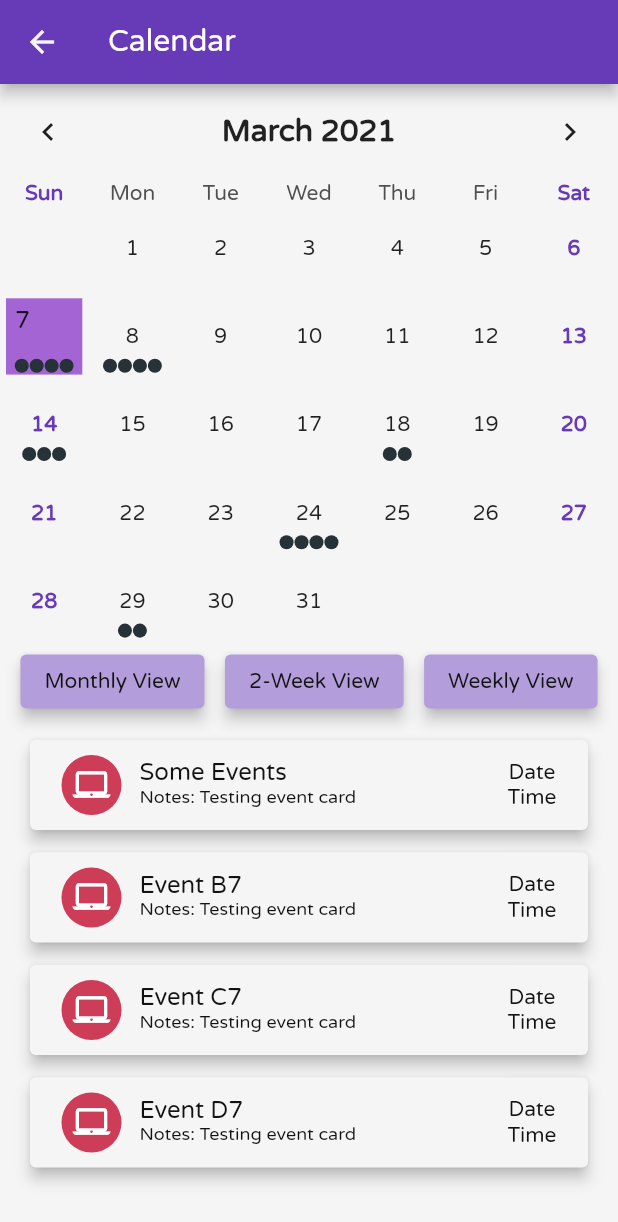
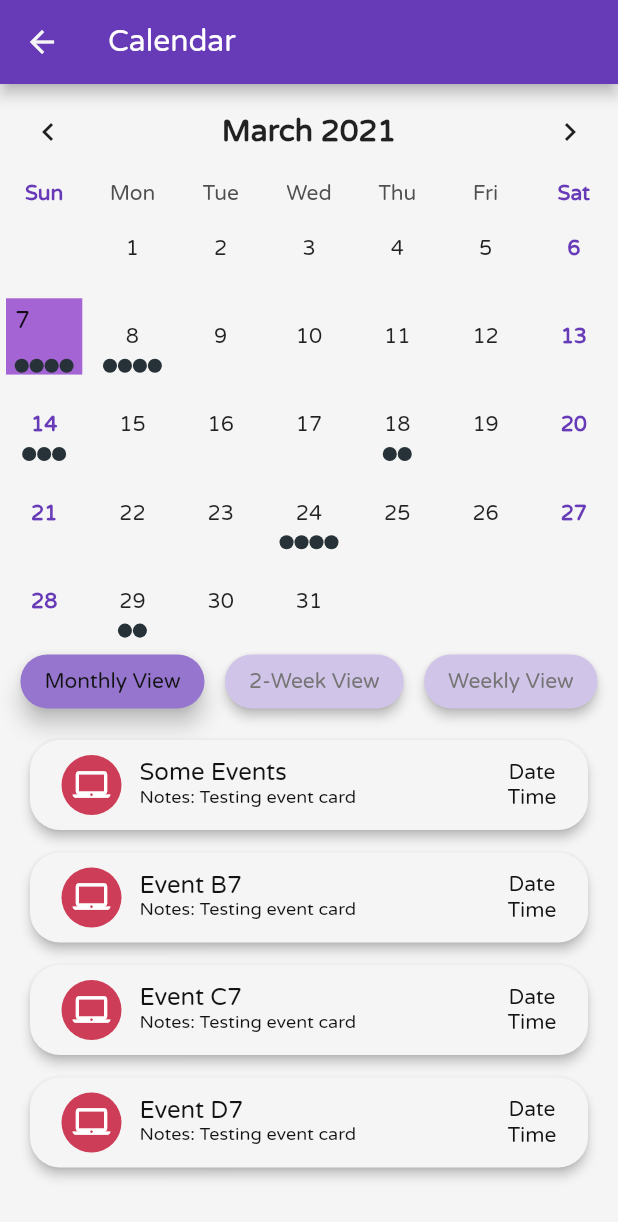
Before and after one commit to Peyton232/tartan_hacks, a Flutter app: the screen it shows after launch, after a tap on the "calendar today" icon, on a phone screen of 412 x 824 dp. Shown: the top 1222 px of the screen. Run offline on Flutter 3.47's test engine with Material 2 defaults, Android fonts, the phone set to English and light mode, and no system bars; drawn by our look-alikes of table_calendar; our stand-ins replace datetime_picker_formfield, firebase_database, simple_animations, stacked, supercharged; missing offline and left inert: particles_flutter, pedantic, smart_select; accounts and stored records are empty.

Commit message:
Editted UI for Calendar Screen

```diff
--- a/lib/CustomWidgets/Categories/CategoriesContainer.dart
+++ b/lib/CustomWidgets/Categories/CategoriesContainer.dart
@@ -41,19 +41,12 @@ class _CategoriesContainerState extends State<CategoriesContainer> {
                       );
                     },
                     child: Icon(Icons.add),
-                    style: ButtonStyle(
-                      minimumSize: MaterialStateProperty.all<Size>(
-                        Size(
-                          10,
-                          30,
-                        ),
+                    style: ElevatedButton.styleFrom(
+                      primary: Colors.deepPurple[300],
+                      elevation: 3,
+                      shape: RoundedRectangleBorder(
+                        borderRadius: BorderRadius.circular(20.0),
                       ),
-                      backgroundColor: MaterialStateProperty.all<Color>(
-                        Colors.deepPurple[300],
-                      ),
-                      elevation: MaterialStateProperty.all(4.0),
-                      overlayColor:
-                          MaterialStateProperty.all<Color>(Colors.grey[300]),
                     ),
                   ),
                 ),
--- a/lib/CustomWidgets/Categories/CategoryCard.dart
+++ b/lib/CustomWidgets/Categories/CategoryCard.dart
@@ -24,10 +24,12 @@ class _CategoryCardState extends State<CategoryCard> {
   @override
   Widget build(BuildContext context) {
     return ElevatedButton(
-      style: ButtonStyle(
-        backgroundColor: MaterialStateProperty.all<Color>(widget.categoryColor),
-        elevation: MaterialStateProperty.all(4.0),
-        //overlayColor: MaterialStateProperty.all<Color>(Colors.black54),
+      style: ElevatedButton.styleFrom(
+        primary: widget.categoryColor,
+        elevation: 3,
+        shape: RoundedRectangleBorder(
+          borderRadius: BorderRadius.circular(20.0),
+        ),
       ),
       onPressed: () {
         print("Category button pressed");
--- a/lib/CustomWidgets/Events/EventCard.dart
+++ b/lib/CustomWidgets/Events/EventCard.dart
@@ -29,10 +29,12 @@ class _EventCardState extends State<EventCard> {
   @override
   Widget build(BuildContext context) {
     return ElevatedButton(
-      style: ButtonStyle(
-        backgroundColor: MaterialStateProperty.all<Color>(kOffWhite),
-        elevation: MaterialStateProperty.all(4.0),
-        overlayColor: MaterialStateProperty.all<Color>(Colors.grey[300]),
+      style: ElevatedButton.styleFrom(
+        primary: kOffWhite,
+        elevation: 3,
+        shape: RoundedRectangleBorder(
+          borderRadius: BorderRadius.circular(20.0),
+        ),
       ),
       onPressed: () {
         Navigator.push(
--- a/lib/CustomWidgets/Events/EventsContainer.dart
+++ b/lib/CustomWidgets/Events/EventsContainer.dart
@@ -40,19 +40,12 @@ class _UpcomingEventsState extends State<UpcomingEvents> {
                   );
                 },
                 child: Icon(Icons.add),
-                style: ButtonStyle(
-                  minimumSize: MaterialStateProperty.all<Size>(
-                    Size(
-                      10,
-                      30,
-                    ),
+                style: ElevatedButton.styleFrom(
+                  primary: Colors.deepPurple[300],
+                  elevation: 3,
+                  shape: RoundedRectangleBorder(
+                    borderRadius: BorderRadius.circular(20.0),
                   ),
-                  backgroundColor: MaterialStateProperty.all<Color>(
-                    Colors.deepPurple[300],
-                  ),
-                  elevation: MaterialStateProperty.all(4.0),
-                  overlayColor:
-                      MaterialStateProperty.all<Color>(Colors.grey[300]),
                 ),
               ),
             ],
--- a/lib/CustomWidgets/Reminders/ReminderCard.dart
+++ b/lib/CustomWidgets/Reminders/ReminderCard.dart
@@ -29,10 +29,12 @@ class _ReminderCardState extends State<ReminderCard> {
   @override
   Widget build(BuildContext context) {
     return ElevatedButton(
-      style: ButtonStyle(
-        backgroundColor: MaterialStateProperty.all<Color>(kOffWhite),
-        elevation: MaterialStateProperty.all(4.0),
-        overlayColor: MaterialStateProperty.all<Color>(Colors.grey[300]),
+      style: ElevatedButton.styleFrom(
+        primary: kOffWhite,
+        elevation: 3,
+        shape: RoundedRectangleBorder(
+          borderRadius: BorderRadius.circular(20.0),
+        ),
       ),
       onPressed: () {
         Navigator.push(
@@ -65,7 +67,7 @@ class _ReminderCardState extends State<ReminderCard> {
               ),
               child: Icon(
                 widget.categoryIcon,
-                size: 25.0,
+                size: 30.0,
               ),
             ),
             Expanded(
--- a/lib/CustomWidgets/Reminders/RemindersContainer.dart
+++ b/lib/CustomWidgets/Reminders/RemindersContainer.dart
@@ -41,19 +41,12 @@ class _UpcomingRemindersState extends State<UpcomingReminders> {
                   );
                 },
                 child: Icon(Icons.add),
-                style: ButtonStyle(
-                  minimumSize: MaterialStateProperty.all<Size>(
-                    Size(
-                      10,
-                      30,
-                    ),
+                style: ElevatedButton.styleFrom(
+                  primary: Colors.deepPurple[300],
+                  elevation: 3,
+                  shape: RoundedRectangleBorder(
+                    borderRadius: BorderRadius.circular(20.0),
                   ),
-                  backgroundColor: MaterialStateProperty.all<Color>(
-                    Colors.deepPurple[300],
-                  ),
-                  elevation: MaterialStateProperty.all(4.0),
-                  overlayColor:
-                      MaterialStateProperty.all<Color>(Colors.grey[300]),
                 ),
               ),
             ],
--- a/lib/Data/constants.dart
+++ b/lib/Data/constants.dart
@@ -15,7 +15,7 @@ const kYellow = Color(0xffFFD74B);
 //TODO: Change color of Yellow
 
 const kHeaderTextStyle = TextStyle(
-  fontSize: 20.0,
+  fontSize: 23.0,
   fontWeight: FontWeight.bold,
 );
 const kEventTitleTextStyle = TextStyle(
--- a/lib/Data/globals.dart
+++ b/lib/Data/globals.dart
@@ -6,13 +6,12 @@ import '../CustomWidgets/Reminders/ReminderCard.dart';
 import '../CustomWidgets/Categories/CategoryCard.dart';
 import 'package:tartan_hacks/Data/constants.dart';
 
-
 int counter = 0;
 
 //hardcoded a few starting ones
 List<EventCard> Events = [
   EventCard(
-    eventName: "Calendar Event Name 1",
+    eventName: "Event Name 1",
     eventNotes: "Calendar Notes",
     eventDate: "March 7",
     eventTime: "5:00 PM",
@@ -20,7 +19,7 @@ List<EventCard> Events = [
     categoryColor: kBlue,
   ),
   EventCard(
-    eventName: "Calendar Event Name 2",
+    eventName: "Event Name 2",
     eventNotes: "Calendar Notes",
     eventDate: "March 6",
     eventTime: "5:00 PM",
@@ -28,7 +27,7 @@ List<EventCard> Events = [
     categoryColor: kGreen,
   ),
   EventCard(
-    eventName: "Calendar Event Name 3",
+    eventName: "Event Name 3",
     eventNotes: "Calendar Notes",
     eventDate: "March 5",
     eventTime: "5:00 PM",
@@ -43,7 +42,7 @@ List<ReminderCard> Reminds = [
     reminderNotes: "Reminder Notes",
     reminderDate: "March 5",
     reminderTime: "10:00 PM",
-    categoryIcon: Icons.check_circle,
+    categoryIcon: Icons.check,
     categoryColor: kRed,
   ),
   ReminderCard(
@@ -51,7 +50,7 @@ List<ReminderCard> Reminds = [
     reminderNotes: "Reminder Notes",
     reminderDate: "March 5",
     reminderTime: "10:00 PM",
-    categoryIcon: Icons.check_circle,
+    categoryIcon: Icons.check,
     categoryColor: kBlue,
   ),
   ReminderCard(
@@ -59,7 +58,7 @@ List<ReminderCard> Reminds = [
     reminderNotes: "Reminder Notes",
     reminderDate: "March 5",
     reminderTime: "10:00 PM",
-    categoryIcon: Icons.check_circle,
+    categoryIcon: Icons.check,
     categoryColor: kRed,
   ),
 ];
--- a/lib/Pages/CalendarScreen.dart
+++ b/lib/Pages/CalendarScreen.dart
@@ -4,6 +4,12 @@ import 'package:tartan_hacks/Data/constants.dart';
 import 'package:table_calendar/table_calendar.dart';
 import 'package:tartan_hacks/Pages/AddEventPage.dart';
 import 'package:particles_flutter/particles_flutter.dart';
+
+enum CalendarView {
+  monthly,
+  biweekly,
+  weekly,
+}
 
 class CalendarScreen extends StatefulWidget {
   @override
@@ -16,6 +22,7 @@ class _CalendarScreenState extends State<CalendarScreen>
   List _selectedEvents;
   AnimationController _animationController;
   CalendarController _calendarController;
+  CalendarView _selectedView = CalendarView.monthly;
 
   @override
   void initState() {
@@ -120,45 +127,11 @@ class _CalendarScreenState extends State<CalendarScreen>
               //color: kDarkPurple,
               ),
           height: 400,
-          // child: Center(
-          //   child: CircularParticle(
-          //     awayRadius: 80,
-          //     numberOfParticles: 50,
-          //     speedOfParticles: 1,
-          //     height: screenHeight,
-          //     width: screenWidth,
-          //     onTapAnimation: true,
-          //     particleColor: Colors.white.withAlpha(150),
-          //     awayAnimationDuration: Duration(milliseconds: 600),
-          //     maxParticleSize: 8,
-          //     isRandSize: true,
-          //     isRandomColor: false, //If we want rainbow colors
-          //     randColorList: [
-          //       Colors.red.withAlpha(210),
-          //       Colors.white.withAlpha(210),
-          //       Colors.yellow.withAlpha(210),
-          //       Colors.green.withAlpha(210),
-          //       Colors.blue.withAlpha(210)
-          //     ],
-          //     awayAnimationCurve: Curves.easeInOutBack,
-          //     enableHover: true,
-          //     hoverColor: Colors.white,
-          //     hoverRadius: 90,
-          //     connectDots: false,
-          //   ),
-          // ),
         ),
         Column(
           mainAxisSize: MainAxisSize.max,
           children: <Widget>[
             Container(
-              // decoration: BoxDecoration(
-              //   //color: Colors.deepPurple,
-              //   borderRadius: BorderRadius.only(
-              //     topRight: Radius.circular(30.0),
-              //     topLeft: Radius.circular(30.0),
-              //   ),
-              // ),
               child: _buildTableCalendarWithBuilders(),
             ),
             //const SizedBox(height: 8.0),
@@ -298,59 +271,77 @@ class _CalendarScreenState extends State<CalendarScreen>
       mainAxisAlignment: MainAxisAlignment.spaceEvenly,
       children: <Widget>[
         ElevatedButton(
-          style: ButtonStyle(
-            backgroundColor:
-                MaterialStateProperty.all<Color>(Colors.deepPurple[200]),
-            elevation: MaterialStateProperty.all(4.0),
-            overlayColor: MaterialStateProperty.all<Color>(Colors.grey[300]),
+          style: ElevatedButton.styleFrom(
+            primary: _selectedView == CalendarView.monthly
+                ? Colors.deepPurple[300]
+                : Colors.deepPurple[100],
+            elevation: _selectedView == CalendarView.monthly ? 6 : 3,
+            shape: RoundedRectangleBorder(
+              borderRadius: BorderRadius.circular(20.0),
+            ),
           ),
           child: Text(
             "Monthly View",
             style: TextStyle(
-              color: kSemiBlack,
+              color: _selectedView == CalendarView.monthly
+                  ? kSemiBlack
+                  : Colors.grey[600],
             ),
           ),
           onPressed: () {
             setState(() {
               _calendarController.setCalendarFormat(CalendarFormat.month);
+              _selectedView = CalendarView.monthly;
             });
           },
         ),
         ElevatedButton(
-          style: ButtonStyle(
-            backgroundColor:
-                MaterialStateProperty.all<Color>(Colors.deepPurple[200]),
-            elevation: MaterialStateProperty.all(4.0),
-            overlayColor: MaterialStateProperty.all<Color>(Colors.grey[300]),
+          style: ElevatedButton.styleFrom(
+            primary: _selectedView == CalendarView.biweekly
+                ? Colors.deepPurple[300]
+                : Colors.deepPurple[100],
+            elevation: _selectedView == CalendarView.biweekly ? 6 : 3,
+            shape: RoundedRectangleBorder(
+              borderRadius: BorderRadius.circular(20.0),
+            ),
           ),
           child: Text(
             "2-Week View",
             style: TextStyle(
-              color: kSemiBlack,
+              color: _selectedView == CalendarView.biweekly
+                  ? kSemiBlack
+                  : Colors.grey[600],
             ),
           ),
           onPressed: () {
             setState(() {
               _calendarController.setCalendarFormat(CalendarFormat.twoWeeks);
+              _selectedView = CalendarView.biweekly;
             });
           },
         ),
         ElevatedButton(
-          style: ButtonStyle(
-            backgroundColor:
-                MaterialStateProperty.all<Color>(Colors.deepPurple[200]),
-            elevation: MaterialStateProperty.all(4.0),
-            overlayColor: MaterialStateProperty.all<Color>(Colors.grey[300]),
+          style: ElevatedButton.styleFrom(
+            primary: _selectedView == CalendarView.weekly
+                ? Colors.deepPurple[300]
+                : Colors.deepPurple[100],
+            elevation: _selectedView == CalendarView.weekly ? 6 : 3,
+            shape: RoundedRectangleBorder(
+              borderRadius: BorderRadius.circular(20.0),
+            ),
           ),
           child: Text(
             "Weekly View",
             style: TextStyle(
-              color: kSemiBlack,
+              color: _selectedView == CalendarView.weekly
+                  ? kSemiBlack
+                  : Colors.grey[600],
             ),
           ),
           onPressed: () {
             setState(() {
               _calendarController.setCalendarFormat(CalendarFormat.week);
+              _selectedView = CalendarView.weekly;
             });
           },
         ),
--- a/lib/Pages/WelcomeScreen.dart
+++ b/lib/Pages/WelcomeScreen.dart
@@ -48,33 +48,33 @@ class _WelcomeScreenState extends State<WelcomeScreen> {
                   //color: kDarkPurple,
                   ),
               height: 400,
-              child: Center(
-                child: CircularParticle(
-                  awayRadius: 80,
-                  numberOfParticles: 50,
-                  speedOfParticles: 0.5,
-                  height: screenHeight,
-                  width: screenWidth,
-                  onTapAnimation: true,
-                  particleColor: Colors.deepPurple[400].withAlpha(150),
-                  awayAnimationDuration: Duration(milliseconds: 600),
-                  maxParticleSize: 15,
-                  isRandSize: true,
-                  isRandomColor: false, //If we want rainbow colors
-                  randColorList: [
-                    Colors.red.withAlpha(210),
-                    Colors.white.withAlpha(210),
-                    Colors.yellow.withAlpha(210),
-                    Colors.green.withAlpha(210),
-                    Colors.blue.withAlpha(210)
-                  ],
-                  awayAnimationCurve: Curves.easeInOutBack,
-                  enableHover: true,
-                  hoverColor: Colors.white,
-                  hoverRadius: 90,
-                  connectDots: true,
-                ),
-              ),
+              // child: Center(
+              //   child: CircularParticle(
+              //     awayRadius: 80,
+              //     numberOfParticles: 50,
+              //     speedOfParticles: 0.5,
+              //     height: screenHeight,
+              //     width: screenWidth,
+              //     onTapAnimation: true,
+              //     particleColor: Colors.deepPurple[400].withAlpha(150),
+              //     awayAnimationDuration: Duration(milliseconds: 600),
+              //     maxParticleSize: 15,
+              //     isRandSize: true,
+              //     isRandomColor: false, //If we want rainbow colors
+              //     randColorList: [
+              //       Colors.red.withAlpha(210),
+              //       Colors.white.withAlpha(210),
+              //       Colors.yellow.withAlpha(210),
+              //       Colors.green.withAlpha(210),
+              //       Colors.blue.withAlpha(210)
+              //     ],
+              //     awayAnimationCurve: Curves.easeInOutBack,
+              //     enableHover: true,
+              //     hoverColor: Colors.white,
+              //     hoverRadius: 90,
+              //     connectDots: true,
+              //   ),
+              // ),
             ),
             Container(
               decoration: BoxDecoration(
```
